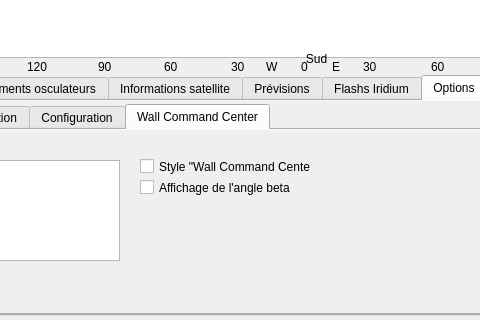
This is previsat.ui in mconsidine/previsat_archive as Qt 5 draws it before an edit; both pictures show x 104 to 584 and y 370 to 690 of the 1068 by 690 pixel window. The edited form follows.
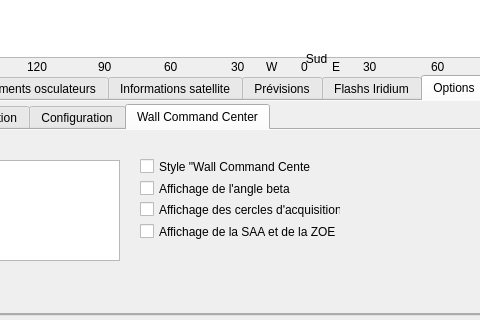
This is the edited form. The open tabs and pages were chosen to show the change. Icons and pictures are not drawn.

Commit message: Corrections d'affichage et ajout d'options d'affichage pour le WCC

Diff of the .ui file:
```diff
--- a/previsat.ui
+++ b/previsat.ui
@@ -9490,7 +9490,7 @@
               <property name="geometry">
                <rect>
                 <x>230</x>
-                <y>49</y>
+                <y>50</y>
                 <width>151</width>
                 <height>17</height>
                </rect>
@@ -9544,6 +9544,50 @@
                <string>Stations :</string>
               </property>
              </widget>
+             <widget class="QCheckBox" name="affCerclesAcq">
+              <property name="geometry">
+               <rect>
+                <x>230</x>
+                <y>68</y>
+                <width>201</width>
+                <height>23</height>
+               </rect>
+              </property>
+              <property name="mouseTracking">
+               <bool>true</bool>
+              </property>
+              <property name="text">
+               <string>Affichage des cercles d'acquisition</string>
+              </property>
+              <property name="checkable">
+               <bool>true</bool>
+              </property>
+              <property name="checked">
+               <bool>false</bool>
+              </property>
+             </widget>
+             <widget class="QCheckBox" name="affSAA_ZOE">
+              <property name="geometry">
+               <rect>
+                <x>230</x>
+                <y>90</y>
+                <width>201</width>
+                <height>23</height>
+               </rect>
+              </property>
+              <property name="mouseTracking">
+               <bool>true</bool>
+              </property>
+              <property name="text">
+               <string>Affichage de la SAA et de la ZOE</string>
+              </property>
+              <property name="checkable">
+               <bool>true</bool>
+              </property>
+              <property name="checked">
+               <bool>false</bool>
+              </property>
+             </widget>
             </widget>
            </widget>
           </widget>
```
The commit also changes 3 other files.
